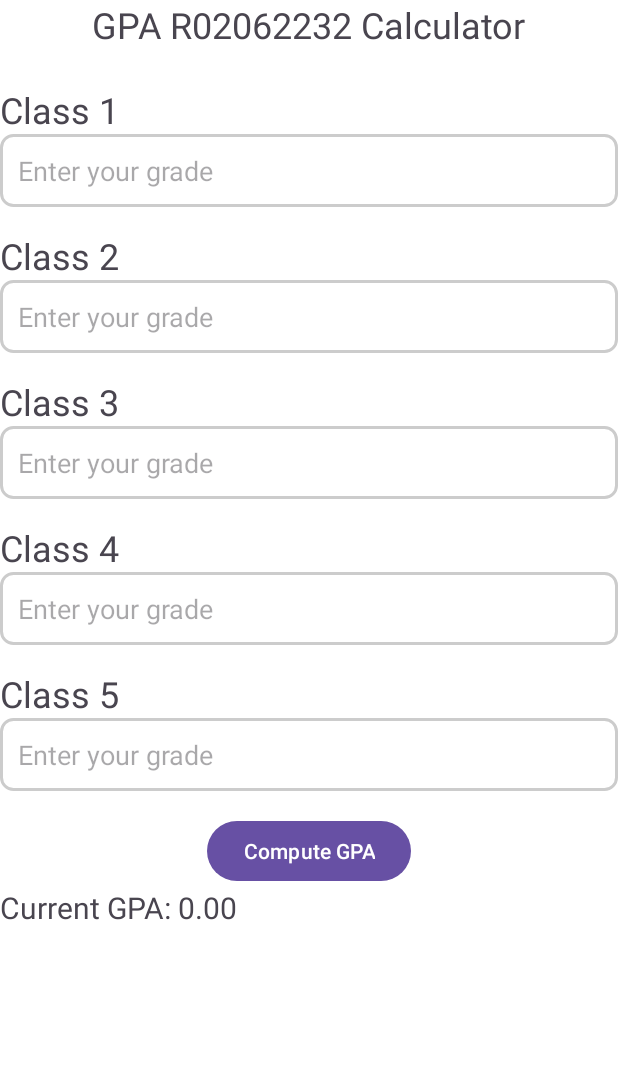
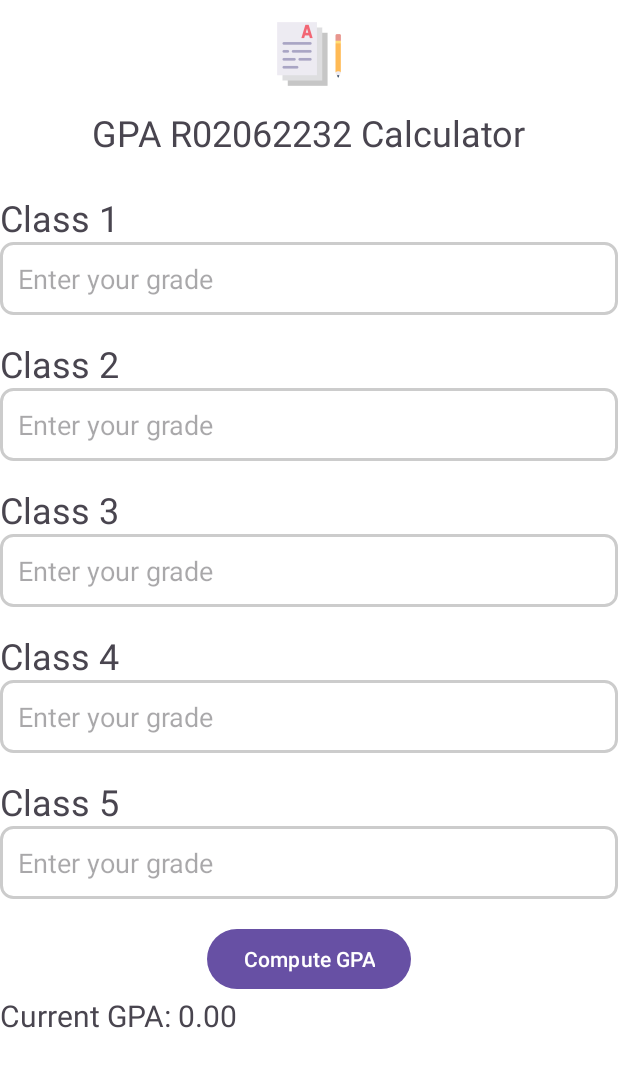
Before and after one commit to MaggPerez/GPA_Calc_HW_WK4, an Android app: the screen it shows after launch (MainActivity), on a phone screen of 412 x 824 dp. Shown: the top 1067 px of the screen. Run offline under Robolectric (Android 15) with nearby library versions, the phone set to English and light mode, and no system bars.

Commit message:
added icon to the app

```diff
--- a/app/src/main/res/layout/activity_main.xml
+++ b/app/src/main/res/layout/activity_main.xml
@@ -11,8 +11,15 @@
     android:layout_width="match_parent"
     android:layout_height="wrap_content"
     android:orientation="vertical"
-    android:padding="24dp"
+    android:padding="16dp"
     tools:context=".MainActivity">
+
+    <ImageView
+        android:layout_width="wrap_content"
+        android:layout_height="wrap_content"
+        android:src="@mipmap/ic_launcher"
+        android:layout_gravity="center"
+        />
 
 <!--    Title -->
     <TextView
```
